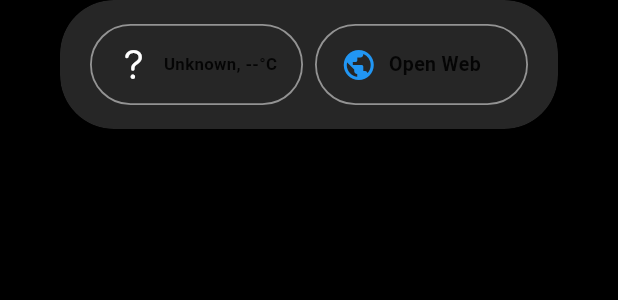
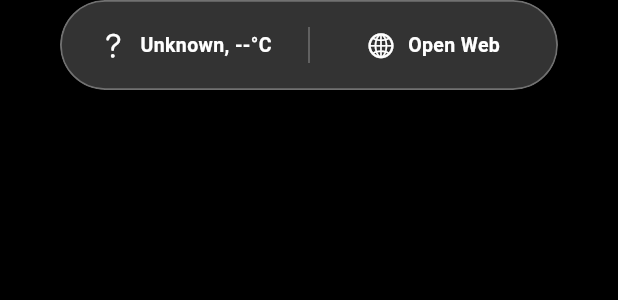
Before and after one commit to 0qwfwq/casi, a Flutter app: the ScreenDock widget shown alone on an empty page, opened directly, on a phone screen of 412 x 824 dp. Shown: the top 300 px of the screen. Run offline on Flutter 3.47's test engine with Material 3 defaults, Android fonts, the phone set to English and light mode, and no system bars; our stand-ins replace geolocator, image_picker, shared_preferences; missing offline and left inert: installed_apps; accounts and stored records are empty; statements that could not run were skipped.

Commit message:
Experimenting with new dock design.

```diff
--- a/lib/screen_dock.dart
+++ b/lib/screen_dock.dart
@@ -66,7 +66,6 @@ class _ScreenDockState extends State<ScreenDock> with WidgetsBindingObserver {
   @override
   void didChangeAppLifecycleState(AppLifecycleState state) {
     if (state == AppLifecycleState.resumed) {
-      // Use throttled check instead of forcing a fetch every single resume
       _checkAndFetchWeather();
     }
   }
@@ -75,7 +74,6 @@ class _ScreenDockState extends State<ScreenDock> with WidgetsBindingObserver {
   Future<void> _initWeather() async {
     final prefs = await SharedPreferences.getInstance();
 
-    // 1. Load full cached weather JSON so UI renders instantly without waiting
     final String? cachedWeatherJson = prefs.getString('weather_json_cache');
     if (cachedWeatherJson != null) {
       try {
@@ -85,7 +83,6 @@ class _ScreenDockState extends State<ScreenDock> with WidgetsBindingObserver {
         debugPrint("Cache parse error: $e");
       }
     } else {
-      // Fallback to basic prefs if JSON doesn't exist yet
       if (mounted) {
         setState(() {
           _temperature = prefs.getInt('last_temperature');
@@ -97,7 +94,6 @@ class _ScreenDockState extends State<ScreenDock> with WidgetsBindingObserver {
       }
     }
 
-    // 2. See if we need to update the data quietly in the background
     _checkAndFetchWeather();
   }
 
@@ -106,8 +102,6 @@ class _ScreenDockState extends State<ScreenDock> with WidgetsBindingObserver {
     final lastFetchMs = prefs.getInt('last_fetch_time_ms') ?? 0;
     final lastFetch = DateTime.fromMillisecondsSinceEpoch(lastFetchMs);
 
-    // Only hit the API if the data is older than 30 minutes, or we have no data at all.
-    // This prevents locking up the UI when quickly switching apps!
     if (DateTime.now().difference(lastFetch).inMinutes > 30 || _temperature == null) {
       _fetchWeather();
     }
@@ -164,7 +158,7 @@ class _ScreenDockState extends State<ScreenDock> with WidgetsBindingObserver {
 
     // Parse Hourly Data
     List<HourlyForecastData> hourlyList = [];
-    int precipProbNum = 0; // fallback
+    int precipProbNum = 0;
 
     if (data['hourly'] != null) {
       final hourly = data['hourly'];
@@ -174,7 +168,6 @@ class _ScreenDockState extends State<ScreenDock> with WidgetsBindingObserver {
       final isDays = hourly['is_day'] as List;
       final precipProbs = hourly['precipitation_probability'] as List;
 
-      // Find the index for the current hour
       DateTime now = DateTime.now();
       int currentIndex = 0;
       for (int i = 0; i < times.length; i++) {
@@ -185,10 +178,8 @@ class _ScreenDockState extends State<ScreenDock> with WidgetsBindingObserver {
         }
       }
 
-      // Grab current precipitation probability
       precipProbNum = (precipProbs[currentIndex] as num).round();
 
-      // Grab the next 6 hours of forecasts
       for (int i = currentIndex; i < currentIndex + 6 && i < times.length; i++) {
         DateTime t = DateTime.parse(times[i]);
         int hCode = (codes[i] as num).toInt();
@@ -240,13 +231,11 @@ class _ScreenDockState extends State<ScreenDock> with WidgetsBindingObserver {
       }
       if (permission == LocationPermission.deniedForever) return;
 
-      // Use getLastKnownPosition to prevent the UI from locking up waiting for a fresh GPS lock
       Position? position;
       try {
         position = await Geolocator.getLastKnownPosition();
       } catch (_) {}
 
-      // Fallback only if no previous location exists
       position ??= await Geolocator.getCurrentPosition(desiredAccuracy: LocationAccuracy.low);
 
       final url = Uri.parse(
@@ -261,12 +250,9 @@ class _ScreenDockState extends State<ScreenDock> with WidgetsBindingObserver {
       if (response.statusCode == 200) {
         final data = jsonDecode(response.body);
 
-        // Cache the raw JSON instantly so next startup is lightning fast
         final prefs = await SharedPreferences.getInstance();
         await prefs.setString('weather_json_cache', response.body);
         await prefs.setInt('last_fetch_time_ms', DateTime.now().millisecondsSinceEpoch);
-
-        // Keep the legacy small values as fallbacks
         await prefs.setInt('last_temperature', (data['current']['temperature_2m'] as num).round());
         await prefs.setInt('last_weather_code', (data['current']['weathercode'] as num).toInt());
 
@@ -342,9 +328,9 @@ class _ScreenDockState extends State<ScreenDock> with WidgetsBindingObserver {
   }
 
   Color _getWeatherIconColor(int? code, [bool isDay = true]) {
-    if (code == 0) return isDay ? Colors.orange : Colors.indigo.shade300;
+    if (code == 0) return isDay ? Colors.orange.shade300 : Colors.indigo.shade300;
     if (code != null && code >= 1 && code <= 3) return isDay ? Colors.white : Colors.indigo.shade200;
-    return Colors.white; // Default for snow, rain, etc.
+    return Colors.white;
   }
 
   void _launchBrowser() {
@@ -355,76 +341,80 @@ class _ScreenDockState extends State<ScreenDock> with WidgetsBindingObserver {
   Widget _buildNormalRow() {
     return Row(
       key: const ValueKey('normal_row'),
+      crossAxisAlignment: CrossAxisAlignment.stretch,
       children: [
-        // Weather Pill
+        // Weather Action
         Expanded(
-          child: _GlassPill(
+          child: InkWell(
             onTap: () {
               _checkAndFetchWeather();
-              setState(() {
-                _showForecast = true;
-              });
+              setState(() => _showForecast = true);
             },
+            borderRadius: const BorderRadius.horizontal(left: Radius.circular(32)),
+            child: Center(
+              child: Padding(
+                padding: const EdgeInsets.symmetric(horizontal: 8.0),
                 child: Row(
-              mainAxisAlignment: MainAxisAlignment.center,
-              crossAxisAlignment: CrossAxisAlignment.center,
+                  mainAxisSize: MainAxisSize.min,
                   children: [
-                Icon(
-                  _currentIcon,
-                  color: _currentIconColor,
-                  size: 24,
-                ),
+                    Icon(_currentIcon, color: _currentIconColor, size: 20),
                     const SizedBox(width: 8),
-                Expanded(
-                  child: FittedBox(
-                    fit: BoxFit.scaleDown,
-                    alignment: Alignment.centerLeft,
+                    Flexible(
                       child: Text(
                         "$_currentDescription, ${_temperature ?? '--'}°C",
                         style: const TextStyle(
                           fontSize: 13.0,
                           fontWeight: FontWeight.w600,
-                        color: Colors.black87,
+                          color: Colors.white,
                           fontFamily: 'Roboto',
                         ),
-                    ),
+                        overflow: TextOverflow.ellipsis,
                       ),
                     ),
                   ],
                 ),
               ),
             ),
-        const SizedBox(width: 8),
-        // Chrome Pill
+          ),
+        ),
+
+        // Crisp frosted divider
+        Center(
+          child: Container(
+            width: 1,
+            height: 24,
+            color: Colors.white.withOpacity(0.3)
+          ),
+        ),
+
+        // Browser Action
         Expanded(
-          child: _GlassPill(
+          child: InkWell(
             onTap: _launchBrowser,
+            borderRadius: const BorderRadius.horizontal(right: Radius.circular(32)),
+            child: const Center(
+              child: Padding(
+                padding: EdgeInsets.symmetric(horizontal: 8.0),
                 child: Row(
-              mainAxisAlignment: MainAxisAlignment.center,
-              crossAxisAlignment: CrossAxisAlignment.center,
+                  mainAxisSize: MainAxisSize.min,
                   children: [
-                const Icon(
-                  Icons.public,
-                  color: Colors.blue,
-                  size: 24,
-                ),
-                const SizedBox(width: 8),
-                Expanded(
-                  child: FittedBox(
-                    fit: BoxFit.scaleDown,
-                    alignment: Alignment.centerLeft,
-                    child: const Text(
+                    Icon(CupertinoIcons.globe, color: Colors.white, size: 20),
+                    SizedBox(width: 8),
+                    Flexible(
+                      child: Text(
                         "Open Web",
                         style: TextStyle(
                           fontSize: 13.0,
                           fontWeight: FontWeight.w600,
-                        color: Colors.black87,
+                          color: Colors.white,
                           fontFamily: 'Roboto',
                         ),
-                    ),
+                        overflow: TextOverflow.ellipsis,
                       ),
                     ),
                   ],
+                ),
+              ),
             ),
           ),
         ),
@@ -435,83 +425,70 @@ class _ScreenDockState extends State<ScreenDock> with WidgetsBindingObserver {
   Widget _buildDraggingRow() {
     return Row(
       key: const ValueKey('dragging_row'),
+      crossAxisAlignment: CrossAxisAlignment.stretch,
       children: [
-        // Remove from Home Screen Pill
+        // Remove from Home Screen
         Expanded(
           child: DragTarget<AppInfo>(
             onAcceptWithDetails: (details) => widget.onRemove?.call(details.data),
             builder: (context, candidateData, rejectedData) {
               final isHovered = candidateData.isNotEmpty;
-              return _GlassPill(
-                backgroundColor: isHovered ? Colors.red.withOpacity(0.7) : Colors.red.withOpacity(0.2),
-                borderColor: isHovered ? Colors.red.shade300 : Colors.white.withOpacity(0.5),
+              return AnimatedContainer(
+                duration: const Duration(milliseconds: 200),
+                decoration: BoxDecoration(
+                  color: isHovered ? Colors.red.withOpacity(0.6) : Colors.transparent,
+                  borderRadius: const BorderRadius.horizontal(left: Radius.circular(32.0)),
+                ),
+                child: const Center(
                   child: Row(
-                  mainAxisAlignment: MainAxisAlignment.center,
-                  crossAxisAlignment: CrossAxisAlignment.center,
+                    mainAxisSize: MainAxisSize.min,
                     children: [
-                    const Icon(
-                      Icons.close,
-                      color: Colors.white,
-                      size: 22,
-                    ),
-                    const SizedBox(width: 6),
-                    Expanded(
-                      child: FittedBox(
-                        fit: BoxFit.scaleDown,
-                        alignment: Alignment.centerLeft,
-                        child: const Text(
+                      Icon(CupertinoIcons.clear_circled, color: Colors.white, size: 20),
+                      SizedBox(width: 6),
+                      Text(
                         "Remove",
-                          style: TextStyle(
-                            fontSize: 13.0,
-                            fontWeight: FontWeight.w700,
-                            color: Colors.white,
-                            fontFamily: 'Roboto',
-                          ),
-                        ),
-                      ),
+                        style: TextStyle(fontSize: 13.0, fontWeight: FontWeight.w600, color: Colors.white),
                       ),
                     ],
+                  ),
                 ),
               );
             },
           ),
         ),
-        const SizedBox(width: 8),
-        // Uninstall Pill
+
+        Center(
+          child: Container(
+            width: 1,
+            height: 24,
+            color: Colors.white.withOpacity(0.3)
+          ),
+        ),
+
+        // Uninstall App
         Expanded(
           child: DragTarget<AppInfo>(
             onAcceptWithDetails: (details) => widget.onUninstall?.call(details.data),
             builder: (context, candidateData, rejectedData) {
               final isHovered = candidateData.isNotEmpty;
-              return _GlassPill(
-                backgroundColor: isHovered ? Colors.orange.withOpacity(0.8) : Colors.orange.withOpacity(0.2),
-                borderColor: isHovered ? Colors.orange.shade300 : Colors.white.withOpacity(0.5),
+              return AnimatedContainer(
+                duration: const Duration(milliseconds: 200),
+                decoration: BoxDecoration(
+                  color: isHovered ? Colors.orange.withOpacity(0.6) : Colors.transparent,
+                  borderRadius: const BorderRadius.horizontal(right: Radius.circular(32.0)),
+                ),
+                child: const Center(
                   child: Row(
-                  mainAxisAlignment: MainAxisAlignment.center,
-                  crossAxisAlignment: CrossAxisAlignment.center,
+                    mainAxisSize: MainAxisSize.min,
                     children: [
-                    const Icon(
-                      Icons.delete_forever,
-                      color: Colors.white,
-                      size: 22,
-                    ),
-                    const SizedBox(width: 6),
-                    Expanded(
-                      child: FittedBox(
-                        fit: BoxFit.scaleDown,
-                        alignment: Alignment.centerLeft,
-                        child: const Text(
+                      Icon(CupertinoIcons.delete, color: Colors.white, size: 20),
+                      SizedBox(width: 6),
+                      Text(
                         "Uninstall",
-                          style: TextStyle(
-                            fontSize: 13.0,
-                            fontWeight: FontWeight.w700,
-                            color: Colors.white,
-                            fontFamily: 'Roboto',
-                          ),
-                        ),
-                      ),
+                        style: TextStyle(fontSize: 13.0, fontWeight: FontWeight.w600, color: Colors.white),
                       ),
                     ],
+                  ),
                 ),
               );
             },
@@ -543,12 +520,11 @@ class _ScreenDockState extends State<ScreenDock> with WidgetsBindingObserver {
             opacity: animation,
             child: SizeTransition(
               sizeFactor: animation,
-              axisAlignment: 1.0,
+              axisAlignment: 1.0, // Anchors the animation to grow upwards
               child: child,
             ),
           );
         },
-        // Precedence: show drag layout if currently dragging an app, else normal flow
         child: (_showForecast && !widget.isDragging)
             ? TapRegion(
                 key: const ValueKey('forecast'),
@@ -574,16 +550,32 @@ class _ScreenDockState extends State<ScreenDock> with WidgetsBindingObserver {
               )
             : Container(
                 key: const ValueKey('dock_pill'),
+                height: 60.0, // Sleek, unified bar
+                decoration: BoxDecoration(
+                  borderRadius: BorderRadius.circular(32.0),
+                  boxShadow: [
+                    BoxShadow(
+                      color: Colors.black.withOpacity(0.1),
+                      blurRadius: 10,
+                      offset: const Offset(0, 4),
+                    )
+                  ],
+                ),
                 child: ClipRRect(
-                  borderRadius: BorderRadius.circular(36.0),
+                  borderRadius: BorderRadius.circular(32.0),
                   child: BackdropFilter(
-                    filter: ImageFilter.blur(sigmaX: 20.0, sigmaY: 20.0),
+                    filter: ImageFilter.blur(sigmaX: 25.0, sigmaY: 25.0),
                     child: Container(
-                      padding: const EdgeInsets.fromLTRB(20.0, 16.0, 20.0, 16.0),
                       decoration: BoxDecoration(
-                        color: Colors.white.withOpacity(0.15),
-                        borderRadius: BorderRadius.circular(36.0),
+                        color: Colors.white.withOpacity(0.2), // Matches weather widget
+                        borderRadius: BorderRadius.circular(32.0),
+                        border: Border.all(
+                          color: Colors.white.withOpacity(0.3),
+                          width: 1.2,
                         ),
+                      ),
+                      child: Material(
+                        color: Colors.transparent, // Required for InkWell ripples
                         child: AnimatedSwitcher(
                           duration: const Duration(milliseconds: 300),
                           child: widget.isDragging ? _buildDraggingRow() : _buildNormalRow(),
@@ -593,40 +585,6 @@ class _ScreenDockState extends State<ScreenDock> with WidgetsBindingObserver {
                   ),
                 ),
               ),
-    );
-  }
-}
-
-class _GlassPill extends StatelessWidget {
-  final Widget child;
-  final VoidCallback? onTap;
-  final Color backgroundColor;
-  final Color borderColor;
-
-  const _GlassPill({
-    required this.child,
-    this.onTap,
-    this.backgroundColor = Colors.transparent,
-    this.borderColor = const Color(0x80FFFFFF), // Colors.white.withOpacity(0.5) equivalent
-  });
-
-  @override
-  Widget build(BuildContext context) {
-    return GestureDetector(
-      onTap: onTap,
-      child: AnimatedContainer(
-        duration: const Duration(milliseconds: 200),
-        height: 54.0,
-        padding: const EdgeInsets.symmetric(horizontal: 16.0, vertical: 8.0),
-        decoration: BoxDecoration(
-          color: backgroundColor,
-          borderRadius: BorderRadius.circular(27.0),
-          border: Border.all(
-            color: borderColor,
-            width: 1.2,
-          ),
-        ),
-        child: child,
       ),
     );
   }
```
Also changed, not shown: lib/weather_forecast_widget.dart (+58 -48 lines). Lines whose indentation alone changed are shown as unchanged.
